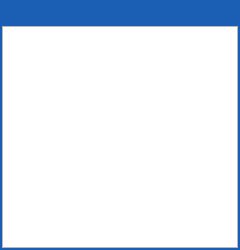
Before: the Qt Designer form timeline.ui in Benlamar/VideoPlayerWithTimeline, drawn with Qt 5.
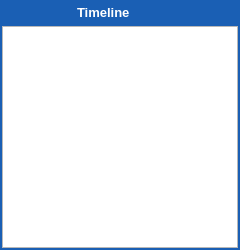
After: the same form once the commit is applied. Icons and pictures are not drawn.

Commit message: timeline edit next

The edit to the form file:
```diff
--- a/timeline.ui
+++ b/timeline.ui
@@ -84,6 +84,36 @@
          <property name="bottomMargin">
           <number>4</number>
          </property>
+         <item>
+          <spacer name="horizontalSpacer_2">
+           <property name="orientation">
+            <enum>Qt::Horizontal</enum>
+           </property>
+           <property name="sizeHint" stdset="0">
+            <size>
+             <width>40</width>
+             <height>20</height>
+            </size>
+           </property>
+          </spacer>
+         </item>
+         <item>
+          <widget class="QLabel" name="label">
+           <property name="font">
+            <font>
+             <pointsize>10</pointsize>
+             <weight>75</weight>
+             <bold>true</bold>
+            </font>
+           </property>
+           <property name="styleSheet">
+            <string notr="true">color:white;</string>
+           </property>
+           <property name="text">
+            <string>Timeline</string>
+           </property>
+          </widget>
+         </item>
          <item>
           <spacer name="horizontalSpacer">
            <property name="orientation">
```
The commit also changes 6 other files.
